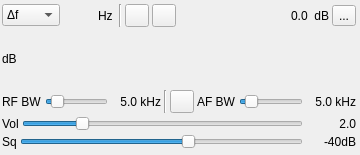
Old version of the form plugins/channelrx/demodam/amdemodgui.ui in the repository f4exb/sdrangel.
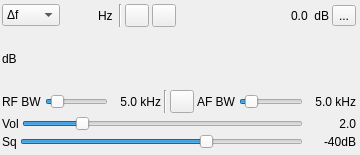
New version of the form. Icons and pictures are not drawn. Custom widgets are drawn as their Qt base class.

Commit message: AM demod: extend squelch limit to -120 dB

Patch:
```diff
--- a/plugins/channelrx/demodam/amdemodgui.ui
+++ b/plugins/channelrx/demodam/amdemodgui.ui
@@ -473,7 +473,7 @@
          <string>Squelch</string>
         </property>
         <property name="minimum">
-         <number>-100</number>
+         <number>-120</number>
         </property>
         <property name="maximum">
          <number>0</number>
```
